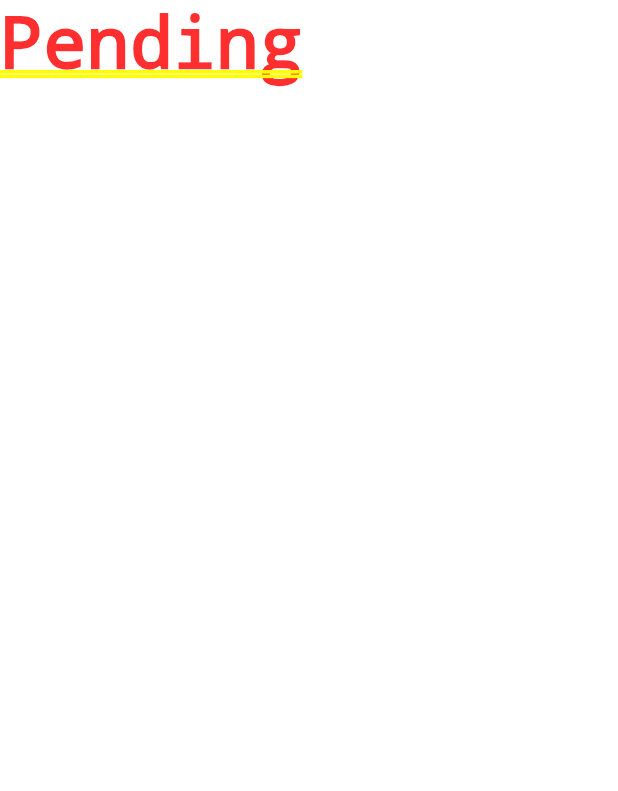
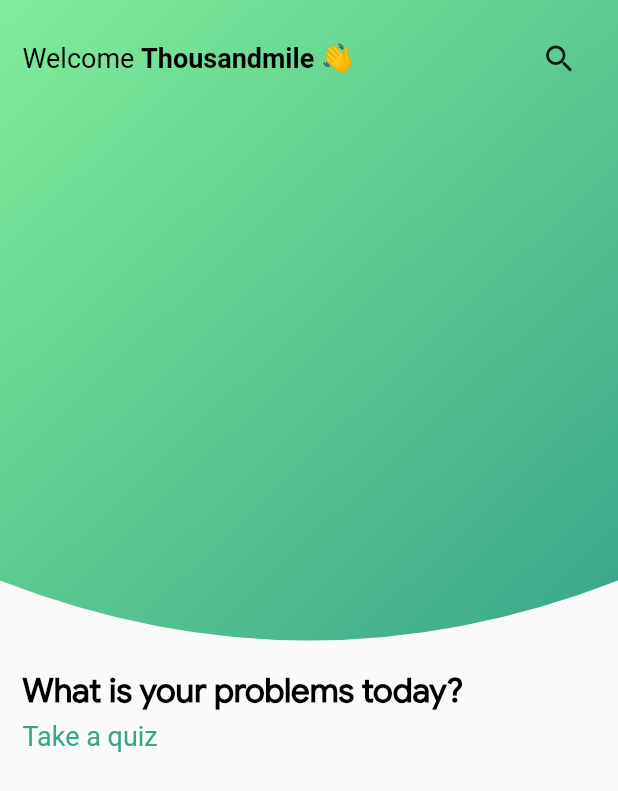
Before and after one commit to Ming-doan/MentalCare, a Flutter app: the screen it shows after launch, on a phone screen of 412 x 824 dp. Shown: the top 791 px of the screen. Run offline on Flutter 3.47's test engine with Material 2 defaults, Android fonts, the phone set to English and light mode, and no system bars.

Commit message:
UI 14/3/22

```diff
--- a/lib/main.dart
+++ b/lib/main.dart
@@ -1,4 +1,14 @@
+// -----------------------------------------------
+// me.care ~ 2022
+// Google Solution Challenge 2022
+// GDSC FPT DaNang - Vietnam
+// ~ Main page ~
+// -----------------------------------------------
 import 'package:flutter/material.dart';
+import 'package:mental_care/screens/home_page.dart';
+import 'package:mental_care/screens/login_page.dart';
+import 'package:mental_care/screens/welcome_page.dart';
+import 'package:mental_care/screens/welcome_page_2.dart';
 
 void main() {
   runApp(const MyApp());
@@ -9,9 +19,9 @@ class MyApp extends StatelessWidget {
 
   @override
   Widget build(BuildContext context) {
-    return const MaterialApp(
+    return MaterialApp(
       title: 'Flutter Demo',
-      home: Text('Pending'),
+      home: HomePage(),
     );
   }
 }
--- /dev/null
+++ b/lib/screens/home_page.dart
@@ -0,0 +1,106 @@
+import 'package:flutter/material.dart';
+import 'package:mental_care/components/buttons.dart';
+import 'package:mental_care/constants/constant.dart';
+
+class HomePage extends StatelessWidget {
+  HomePage({Key? key}) : super(key: key);
+
+  String user = 'Thousandmile';
+
+  @override
+  Widget build(BuildContext context) {
+    double width = MediaQuery.of(context).size.width;
+    double height = MediaQuery.of(context).size.height;
+
+    return Scaffold(
+      body: Stack(children: [
+        Positioned.fill(
+            child: ListView(
+          scrollDirection: Axis.vertical,
+          padding: EdgeInsets.zero,
+          children: [
+            ClipPath(
+              clipper: CircleClipper(),
+              child: Container(
+                  width: width,
+                  height: height / 2 + 20,
+                  decoration: BoxDecoration(
+                      gradient: LinearGradient(
+                          colors: gsNatural,
+                          begin: Alignment.topLeft,
+                          end: Alignment.bottomRight))),
+            ),
+            Padding(
+              padding: const EdgeInsets.all(sDefaultPadding),
+              child: Column(
+                crossAxisAlignment: CrossAxisAlignment.start,
+                children: [
+                  Text(
+                    'What is your problems today?',
+                    style: TextStyle(
+                        color: kMonoBlack,
+                        fontFamily: 'Google Sans',
+                        fontSize: tHeading3 + 4,
+                        fontWeight: FontWeight.w700),
+                  ),
+                  spacer(space: 5),
+                  Text(
+                    'Take a quiz',
+                    style: TextStyle(
+                        color: kNaturalSecondary, fontSize: tHeading4 + 4),
+                  )
+                ],
+              ),
+            )
+          ],
+        )),
+        Positioned.fill(
+            child: SafeArea(
+          child: Column(
+            children: [
+              Padding(
+                padding: const EdgeInsets.all(sDefaultPadding),
+                child: Row(
+                  children: [
+                    Expanded(
+                      child: RichText(
+                          text: TextSpan(
+                              style: TextStyle(
+                                  color: kMonoBlack, fontSize: tHeading3),
+                              children: [
+                            const TextSpan(text: "Welcome "),
+                            TextSpan(
+                                text: "$user 👋",
+                                style: const TextStyle(
+                                    fontWeight: FontWeight.w700))
+                          ])),
+                    ),
+                    IconButton(onPressed: () {}, icon: const Icon(Icons.search))
+                  ],
+                ),
+              )
+            ],
+          ),
+        ))
+      ]),
+    );
+  }
+}
+
+class CircleClipper extends CustomClipper<Path> {
+  @override
+  Path getClip(Size size) {
+    var path = Path();
+    path.lineTo(0, size.height - 45);
+    path.quadraticBezierTo(
+        size.width / 2, size.height + 35, size.width, size.height - 45);
+    path.lineTo(size.width, 0);
+    path.close();
+    return path;
+  }
+
+  @override
+  bool shouldReclip(covariant CustomClipper<Path> oldClipper) {
+    return true;
+  }
+}
```
Also changed, not shown: lib/components/buttons.dart (added, +40 -0 lines), lib/components/input.dart (added, +17 -0 lines), lib/constants/constant.dart (added, +66 -0 lines), lib/screens/login_page.dart (added, +88 -0 lines), lib/screens/welcome_page.dart (added, +120 -0 lines), lib/screens/welcome_page_2.dart (added, +162 -0 lines), pubspec.yaml (+4 -11 lines), assets/fonts/GoogleSans-Bold.otf (added), assets/fonts/GoogleSans-Regular.otf (added).
